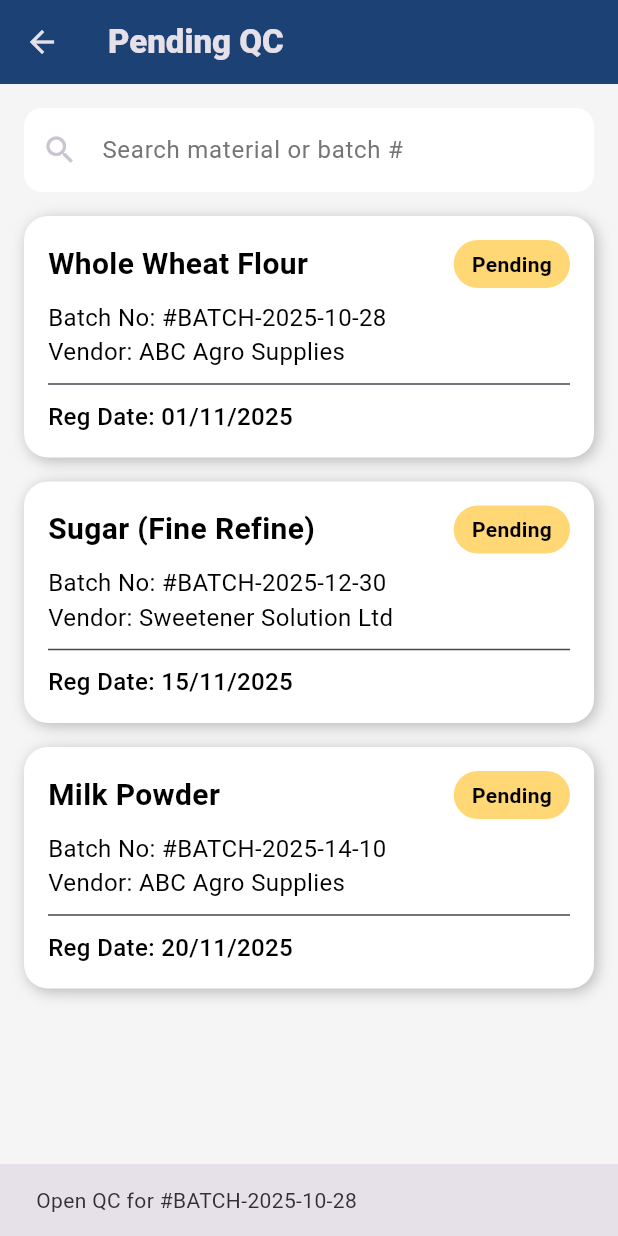
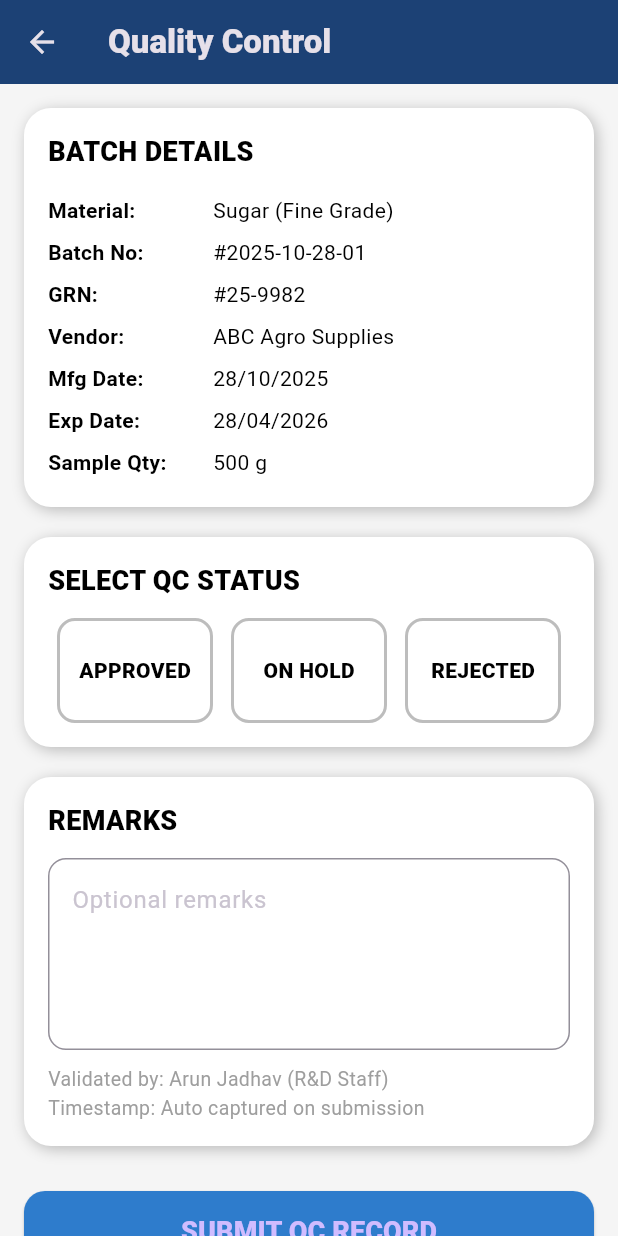
Before and after one commit to shrishailpatil-hub/chitale-raw-material-management, a Flutter app: the PendingQCScreen screen opened directly, after a tap on "Whole Wheat Flour", on a phone screen of 412 x 824 dp. Run offline on Flutter 3.47's test engine with Material 3 defaults, Android fonts, the light colour scheme and no system bars.

Commit message:
Added UI for QC Review of a incoming Batch

```diff
--- a/lib/pending_qc_screen.dart
+++ b/lib/pending_qc_screen.dart
@@ -1,4 +1,5 @@
 import 'package:flutter/material.dart';
+import 'qc_review_screen.dart';
 
 class PendingQCScreen extends StatelessWidget {
   const PendingQCScreen({super.key});
@@ -88,8 +89,8 @@ class _PendingQCCard extends StatelessWidget {
     return InkWell(
       borderRadius: BorderRadius.circular(16),
       onTap: () {
-        ScaffoldMessenger.of(context).showSnackBar(
-          SnackBar(content: Text('Open QC for $batch')),
+        Navigator.push(context,
+        MaterialPageRoute(builder: (_)=>QCReviewScreen()),
         );
       },
       child: Container(
--- a/lib/qc_dashboard.dart
+++ b/lib/qc_dashboard.dart
@@ -1,6 +1,7 @@
 import 'package:flutter/material.dart';
 import 'pending_qc_screen.dart';
 import 'qc_scan_batch_screen.dart';
+
 
 class QCDashboard extends StatelessWidget {
   const QCDashboard({super.key});
@@ -12,7 +13,7 @@ class QCDashboard extends StatelessWidget {
       appBar: AppBar(
         backgroundColor: const Color(0xFF1C4175),
         title: const Text(
-          'R&D Dashboard',
+          'QC Dashboard',
           style: TextStyle(fontWeight: FontWeight.w800),
         ),
       ),
--- /dev/null
+++ b/lib/qc_review_screen.dart
@@ -0,0 +1,264 @@
+import 'package:flutter/material.dart';
+
+enum QCStatus { approved, onHold, rejected }
+
+class QCReviewScreen extends StatefulWidget {
+  const QCReviewScreen({super.key});
+
+  @override
+  State<QCReviewScreen> createState() => _QCReviewScreenState();
+}
+
+class _QCReviewScreenState extends State<QCReviewScreen> {
+  QCStatus? selectedStatus;
+  final TextEditingController remarkController = TextEditingController();
+
+  bool get isRemarkRequired =>
+      selectedStatus == QCStatus.onHold ||
+          selectedStatus == QCStatus.rejected;
+
+  @override
+  Widget build(BuildContext context) {
+    return Scaffold(
+      backgroundColor: const Color(0xFFF5F5F5),
+      appBar: AppBar(
+        backgroundColor: const Color(0xFF1C4175),
+        title: const Text(
+          'Quality Control',
+          style: TextStyle(fontWeight: FontWeight.w800),
+        ),
+      ),
+      body: SingleChildScrollView(
+        padding: const EdgeInsets.all(16),
+        child: Column(
+          children: [
+            _batchDetailsCard(),
+            const SizedBox(height: 20),
+            _qcStatusSelector(),
+            const SizedBox(height: 20),
+            _remarkSection(),
+            const SizedBox(height: 30),
+            _submitButton(),
+          ],
+        ),
+      ),
+    );
+  }
+
+  // ---------------- BATCH DETAILS ----------------
+  Widget _batchDetailsCard() {
+    return _sectionCard(
+      title: 'Batch Details',
+      child: Column(
+        crossAxisAlignment: CrossAxisAlignment.start,
+        children: const [
+          _InfoRow(label: 'Material', value: 'Sugar (Fine Grade)'),
+          _InfoRow(label: 'Batch No', value: '#2025-10-28-01'),
+          _InfoRow(label: 'GRN', value: '#25-9982'),
+          _InfoRow(label: 'Vendor', value: 'ABC Agro Supplies'),
+          _InfoRow(label: 'Mfg Date', value: '28/10/2025'),
+          _InfoRow(label: 'Exp Date', value: '28/04/2026'),
+          _InfoRow(label: 'Sample Qty', value: '500 g'),
+        ],
+      ),
+    );
+  }
+
+  // ---------------- QC STATUS ----------------
+  Widget _qcStatusSelector() {
+    return _sectionCard(
+      title: 'Select QC Status',
+      child: Row(
+        mainAxisAlignment: MainAxisAlignment.spaceBetween,
+        children: [
+          _statusButton(
+            label: 'APPROVED',
+            color: Colors.green,
+            status: QCStatus.approved,
+          ),
+          _statusButton(
+            label: 'ON HOLD',
+            color: Colors.orange,
+            status: QCStatus.onHold,
+          ),
+          _statusButton(
+            label: 'REJECTED',
+            color: Colors.red,
+            status: QCStatus.rejected,
+          ),
+        ],
+      ),
+    );
+  }
+
+  Widget _statusButton({
+    required String label,
+    required Color color,
+    required QCStatus status,
+  }) {
+    final bool isSelected = selectedStatus == status;
+
+    return Expanded(
+      child: Padding(
+        padding: const EdgeInsets.symmetric(horizontal: 6),
+        child: GestureDetector(
+          onTap: () => setState(() => selectedStatus = status),
+          child: AnimatedContainer(
+            duration: const Duration(milliseconds: 150),
+            height: 70,
+            decoration: BoxDecoration(
+              color: isSelected ? color.withOpacity(0.15) : Colors.white,
+              borderRadius: BorderRadius.circular(12),
+              border: Border.all(
+                color: isSelected ? color : Colors.grey.shade400,
+                width: 2,
+              ),
+            ),
+            child: Center(
+              child: Text(
+                label,
+                style: TextStyle(
+                  color: isSelected ? color : Colors.black,
+                  fontWeight: FontWeight.w800,
+                ),
+              ),
+            ),
+          ),
+        ),
+      ),
+    );
+  }
+
+  // ---------------- REMARKS ----------------
+  Widget _remarkSection() {
+    return _sectionCard(
+      title: 'Remarks',
+      child: Column(
+        crossAxisAlignment: CrossAxisAlignment.start,
+        children: [
+          TextField(
+            controller: remarkController,
+            maxLines: 4,
+            decoration: InputDecoration(
+              hintText: isRemarkRequired
+                  ? 'Enter reason (mandatory)'
+                  : 'Optional remarks',
+              border: OutlineInputBorder(
+                borderRadius: BorderRadius.circular(12),
+              ),
+            ),
+          ),
+          const SizedBox(height: 10),
+          const Text(
+            'Validated by: Arun Jadhav (R&D Staff)\nTimestamp: Auto captured on submission',
+            style: TextStyle(fontSize: 13, color: Colors.grey),
+          ),
+        ],
+      ),
+    );
+  }
+
+  // ---------------- SUBMIT ----------------
+  Widget _submitButton() {
+    return SizedBox(
+      width: double.infinity,
+      height: 55,
+      child: ElevatedButton(
+        style: ElevatedButton.styleFrom(
+          backgroundColor: const Color(0xFF2E7CCC),
+          shape: RoundedRectangleBorder(
+            borderRadius: BorderRadius.circular(14),
+          ),
+        ),
+        onPressed: _submitQC,
+        child: const Text(
+          'SUBMIT QC RECORD',
+          style: TextStyle(fontSize: 18, fontWeight: FontWeight.w800),
+        ),
+      ),
+    );
+  }
+
+  void _submitQC() {
+    if (selectedStatus == null) {
+      _showError('Please select QC status');
+      return;
+    }
+
+    if (isRemarkRequired && remarkController.text.trim().isEmpty) {
+      _showError('Remarks are mandatory for Hold / Reject');
+      return;
+    }
+
+    ScaffoldMessenger.of(context).showSnackBar(
+      const SnackBar(content: Text('QC Record Submitted (mock)')),
+    );
+  }
+
+  void _showError(String msg) {
+    ScaffoldMessenger.of(context).showSnackBar(
+      SnackBar(content: Text(msg)),
+    );
+  }
+
+  // ---------------- COMMON CARD ----------------
+  Widget _sectionCard({required String title, required Widget child}) {
+    return Container(
+      width: double.infinity,
+      padding: const EdgeInsets.all(16),
+      decoration: BoxDecoration(
+        color: Colors.white,
+        borderRadius: BorderRadius.circular(18),
+        boxShadow: const [
+          BoxShadow(
+            color: Color(0x3F000000),
+            blurRadius: 8,
+            offset: Offset(2, 2),
+          )
+        ],
+      ),
+      child: Column(
+        crossAxisAlignment: CrossAxisAlignment.start,
+        children: [
+          Text(
+            title.toUpperCase(),
+            style: const TextStyle(
+              color: Colors.black,
+              fontSize: 18,
+              fontWeight: FontWeight.w800,
+            ),
+          ),
+          const SizedBox(height: 12),
+          child,
+        ],
+      ),
+    );
+  }
+}
+
+// ---------------- INFO ROW ----------------
+class _InfoRow extends StatelessWidget {
+  final String label;
+  final String value;
+
+  const _InfoRow({required this.label, required this.value});
+
+  @override
+  Widget build(BuildContext context) {
+    return Padding(
+      padding: const EdgeInsets.symmetric(vertical: 4),
+      child: Row(
+        children: [
+          SizedBox(
+            width: 110,
+            child: Text(
+              '$label:',
+              style: const TextStyle(fontWeight: FontWeight.w600,color: Colors.black),
+            ),
+          ),
+          Expanded(child: Text(value,style: TextStyle(color: Colors.black),)),
+        ],
+      ),
+    );
+  }
+}
--- a/lib/qc_scan_batch_screen.dart
+++ b/lib/qc_scan_batch_screen.dart
@@ -1,4 +1,5 @@
 import 'package:flutter/material.dart';
+import 'qc_review_screen.dart';
 
 class QCScanBatchScreen extends StatefulWidget {
   const QCScanBatchScreen({super.key});
@@ -109,11 +110,10 @@ class _QCScanBatchScreenState extends State<QCScanBatchScreen> {
                 ),
                 onPressed: scannedBatch != null
                     ? () {
-                  ScaffoldMessenger.of(context).showSnackBar(
-                    const SnackBar(
-                      content: Text('Proceeding to QC Review (mock)'),
-                    ),
-                  );
+                 Navigator.push(
+                   context,
+                   MaterialPageRoute(builder: (_)=>const QCReviewScreen()),
+                 );
                 }
                     : null,
                 child: const Text(
```
